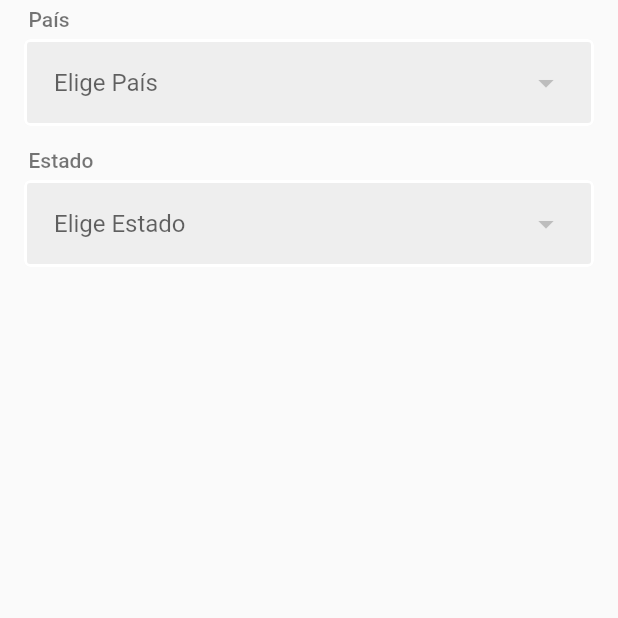
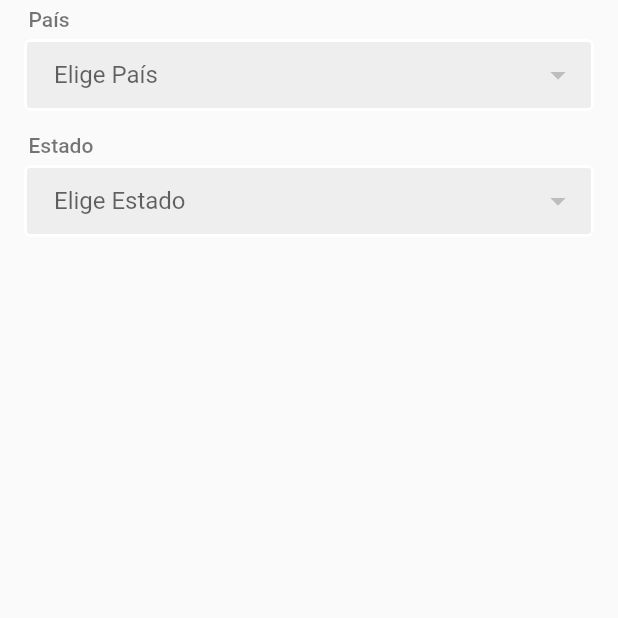
Before and after one commit to iamevansobeng/country_state_picker, a Flutter app: the screen it shows after launch, on a phone screen of 412 x 824 dp, the top half of it. Run offline on Flutter 3.47's test engine with Material 2 defaults, Android fonts, the phone set to English and light mode, and no system bars.

Commit message:
Added validators for state and country and updated docs

```diff
--- a/example/lib/main.dart
+++ b/example/lib/main.dart
@@ -1,3 +1,4 @@
+import 'package:country_state_picker/components/index.dart';
 import 'package:flutter/material.dart';
 
 // IMPORT COUNTRY STATE PICKER
--- /dev/null
+++ b/lib/components/index.dart
@@ -0,0 +1,29 @@
+// PLACING ALL COMPONENTS IN A SIGNLE FILE SINCE THEY ARE BASICALLY JUST A FEW LINES OF CODE
+//  NOT WORTH CREATING A SEPARATE FILE FOR EACH COMPONENT
+import 'package:flutter/material.dart';
+
+class Label extends StatelessWidget {
+  const Label({
+    Key? key,
+    required this.title,
+  }) : super(key: key);
+
+  final String title;
+
+  @override
+  Widget build(BuildContext context) {
+    return Padding(
+      padding: const EdgeInsets.symmetric(vertical: 5, horizontal: 3),
+      child: Text(
+        title,
+        style:
+            const TextStyle(fontWeight: FontWeight.w500, color: Colors.black54),
+      ),
+    );
+  }
+}
+
+// RETURN A TEXT WIDGET
+Text hintText(String text, {TextStyle? style}) {
+  return Text(text, style: style);
+}
--- a/lib/country_state_picker.dart
+++ b/lib/country_state_picker.dart
@@ -6,54 +6,8 @@ import 'package:country_state_picker/models/country.dart';
 import 'package:flutter/material.dart';
 import 'package:flutter/services.dart' show rootBundle;
 
-/// DEFAULT INPUT DECORATION
-InputDecoration _inputDecoration = InputDecoration(
-  prefixStyle: const TextStyle(color: Colors.blueGrey),
-  focusColor: Colors.blueGrey,
-  iconColor: Colors.blueGrey,
-  prefixIconColor: Colors.blueGrey,
-  suffixIconColor: Colors.blueGrey,
-  suffixStyle: const TextStyle(color: Colors.blueGrey),
-  errorStyle: const TextStyle(color: Colors.redAccent),
-  errorBorder: const OutlineInputBorder(
-    borderSide: BorderSide(color: Colors.redAccent, width: 0.8),
-  ),
-  focusedErrorBorder: const OutlineInputBorder(
-    borderSide: BorderSide(color: Colors.redAccent, width: 1.5),
-  ),
-  filled: true,
-  contentPadding: const EdgeInsets.symmetric(vertical: 5.0, horizontal: 20.0),
-  fillColor: Colors.grey.shade200,
-  enabledBorder: const OutlineInputBorder(
-    borderSide: BorderSide(color: Colors.white, width: 2.0),
-  ),
-  focusedBorder: OutlineInputBorder(
-    borderSide: BorderSide(color: Colors.grey.withOpacity(0.6), width: 1.0),
-  ),
-);
-
-// WIDGET FOR LABEL
-
-class Label extends StatelessWidget {
-  const Label({
-    Key? key,
-    required this.title,
-  }) : super(key: key);
-
-  final String title;
-
-  @override
-  Widget build(BuildContext context) {
-    return Padding(
-      padding: const EdgeInsets.symmetric(vertical: 5, horizontal: 3),
-      child: Text(
-        title,
-        style:
-            const TextStyle(fontWeight: FontWeight.w500, color: Colors.black54),
-      ),
-    );
-  }
-}
+import 'components/index.dart';
+import 'utils/index.dart';
 
 class CountryStatePicker extends StatefulWidget {
   const CountryStatePicker({
@@ -76,12 +30,15 @@ class CountryStatePicker extends StatefulWidget {
     this.countryHintText,
     this.stateHintText,
     this.noStateFoundText,
-    this.countryHintStyle,
-    this.stateHintStyle,
+    this.stateValidator,
+    this.countryValidator,
   }) : super(key: key);
 
   final ValueChanged<String> onCountryChanged;
   final ValueChanged<String> onStateChanged;
+
+  final ValidatorFunction? countryValidator;
+  final ValidatorFunction? stateValidator;
 
   final VoidCallback? onCountryTap;
   final VoidCallback? onStateTap;
@@ -102,9 +59,6 @@ class CountryStatePicker extends StatefulWidget {
   final String? countryHintText;
   final String? stateHintText;
   final String? noStateFoundText;
-
-  final TextStyle? countryHintStyle;
-  final TextStyle? stateHintStyle;
 
   @override
   State<CountryStatePicker> createState() => _CountryStatePickerState();
@@ -151,10 +105,9 @@ class _CountryStatePickerState extends State<CountryStatePicker> {
         widget.countryLabel ?? const Label(title: "Country"),
 
         // COUNTRY FIELD
-        InputDecorator(
-          decoration: widget.inputDecoration ?? _inputDecoration,
-          child: DropdownButtonHideUnderline(
-            child: DropdownButton<String>(
+        DropdownButtonFormField<String>(
+            validator: widget.countryValidator,
+            decoration: widget.inputDecoration ?? defaultInputDecoration,
             hint: selectedCountry != null
                 ? Row(
                     children: [
@@ -168,14 +121,13 @@ class _CountryStatePickerState extends State<CountryStatePicker> {
                       Text(
                         selectedCountry!.name,
                         style: widget.hintTextStyle ??
-                                const TextStyle(
-                                    color: Colors.black, fontSize: 16),
+                            const TextStyle(color: Colors.black, fontSize: 16),
                       ),
                     ],
                   )
                 : hintText(
                     widget.countryHintText ?? 'Choose Country',
-                        style: widget.countryHintStyle,
+                    style: widget.hintTextStyle,
                   ),
             dropdownColor: widget.dropdownColor ?? Colors.grey.shade100,
             elevation: widget.elevation ?? 0,
@@ -219,8 +171,6 @@ class _CountryStatePickerState extends State<CountryStatePicker> {
               });
               widget.onCountryChanged(ct.name);
             }),
-          ),
-        ),
 
         /**
          * DIVIDER TO SEPRATE THE TWO FIELDS
@@ -232,18 +182,16 @@ class _CountryStatePickerState extends State<CountryStatePicker> {
 
         //STATE PICKER
 
-        InputDecorator(
-          decoration: widget.inputDecoration ?? _inputDecoration,
-          child: DropdownButtonHideUnderline(
-            child: DropdownButton<String>(
+        DropdownButtonFormField<String>(
+            validator: widget.stateValidator,
+            decoration: widget.inputDecoration ?? defaultInputDecoration,
             hint: state != null
                 ? Row(
                     children: [
                       Text(
                         state!,
                         style: widget.hintTextStyle ??
-                                const TextStyle(
-                                    color: Colors.black, fontSize: 16),
+                            const TextStyle(color: Colors.black, fontSize: 16),
                       ),
                     ],
                   )
@@ -251,7 +199,7 @@ class _CountryStatePickerState extends State<CountryStatePicker> {
                     ? Text(widget.noStateFoundText ?? "No States Found")
                     : hintText(
                         widget.stateHintText ?? 'Choose State',
-                            style: widget.stateHintStyle,
+                        style: widget.hintTextStyle,
                       ),
             dropdownColor: widget.dropdownColor ?? Colors.grey.shade100,
             elevation: widget.elevation ?? 0,
@@ -270,8 +218,7 @@ class _CountryStatePickerState extends State<CountryStatePicker> {
                                   state.name,
                                   style: widget.itemTextStyle ??
                                       const TextStyle(
-                                              color: Colors.black,
-                                              fontSize: 16),
+                                          color: Colors.black, fontSize: 16),
                                 ),
                               ],
                             ),
@@ -290,14 +237,7 @@ class _CountryStatePickerState extends State<CountryStatePicker> {
               });
               widget.onStateChanged(st);
             }),
-          ),
-        ),
       ],
     );
   }
 }
-
-// RETURN A TEXT WIDGET
-Text hintText(String text, {TextStyle? style}) {
-  return Text(text, style: style);
-}
--- /dev/null
+++ b/lib/utils/index.dart
@@ -0,0 +1,30 @@
+import 'package:flutter/material.dart';
+
+/// DEFAULT INPUT DECORATION
+InputDecoration defaultInputDecoration = InputDecoration(
+    prefixStyle: const TextStyle(color: Colors.blueGrey),
+    focusColor: Colors.blueGrey,
+    iconColor: Colors.blueGrey,
+    prefixIconColor: Colors.blueGrey,
+    suffixIconColor: Colors.blueGrey,
+    suffixStyle: const TextStyle(color: Colors.blueGrey),
+    errorStyle: const TextStyle(color: Colors.redAccent),
+    errorBorder: const OutlineInputBorder(
+      borderSide: BorderSide(color: Colors.redAccent, width: 0.8),
+    ),
+    focusedErrorBorder: const OutlineInputBorder(
+      borderSide: BorderSide(color: Colors.redAccent, width: 1.5),
+    ),
+    filled: true,
+    contentPadding: const EdgeInsets.symmetric(vertical: 5.0, horizontal: 20.0),
+    fillColor: Colors.grey.shade200,
+    enabledBorder: const OutlineInputBorder(
+      borderSide: BorderSide(color: Colors.white, width: 2.0),
+    ),
+    focusedBorder: OutlineInputBorder(
+      borderSide: BorderSide(color: Colors.grey.withOpacity(0.6), width: 1.0),
+    ),
+    border: InputBorder.none);
+
+// TYPEDEF FOR VALIDATOR
+typedef ValidatorFunction = String Function(String? value);
--- a/pubspec.yaml
+++ b/pubspec.yaml
@@ -1,6 +1,6 @@
 name: country_state_picker
-description: A Package for Picking Countries and States from a Dropdown Field. Compactible with IOS,ANDROID AND WEB. Feel free to make PR's and suggestions.
-version: 0.0.4
+description: A Package for Selecting Countries and States from a Dropdown Field. Compactible with IOS,ANDROID AND WEB. Feel free to make PR's and suggestions.
+version: 0.0.5
 homepage: https://github.com/iamevansobeng/country_state_picker
 repository: https://github.com/iamevansobeng/country_state_picker
 
```
Also changed, not shown: example/pubspec.lock, 1 other file. Lines whose indentation alone changed are shown as unchanged.
